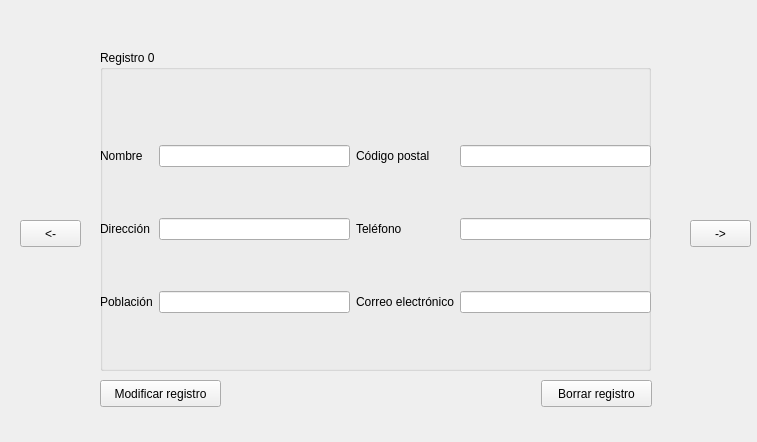
Old version of the form Practica-pei/Codigo/Vista-qt/Formulario_Registro/Formulario_Registro.ui in the repository bl4ckf4lk0n/PEI_GTK-QT.
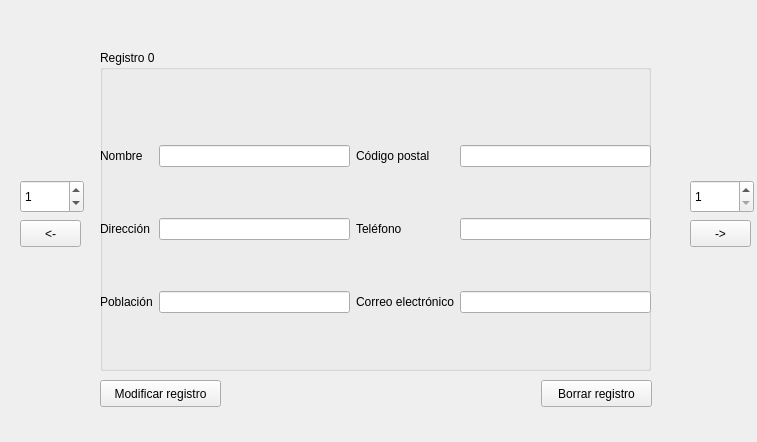
New version of the form.

```diff
--- a/Practica-pei/Codigo/Vista-qt/Formulario_Registro/Formulario_Registro.ui
+++ b/Practica-pei/Codigo/Vista-qt/Formulario_Registro/Formulario_Registro.ui
@@ -150,6 +150,38 @@
     <string>-&gt;</string>
    </property>
   </widget>
+  <widget class="QSpinBox" name="SB_Atras">
+   <property name="geometry">
+    <rect>
+     <x>20</x>
+     <y>180</y>
+     <width>64</width>
+     <height>33</height>
+    </rect>
+   </property>
+   <property name="value">
+    <number>1</number>
+   </property>
+  </widget>
+  <widget class="QSpinBox" name="SB_Adelante">
+   <property name="geometry">
+    <rect>
+     <x>690</x>
+     <y>180</y>
+     <width>64</width>
+     <height>33</height>
+    </rect>
+   </property>
+   <property name="minimum">
+    <number>1</number>
+   </property>
+   <property name="maximum">
+    <number>10</number>
+   </property>
+   <property name="value">
+    <number>1</number>
+   </property>
+  </widget>
  </widget>
  <resources/>
  <connections/>
```
